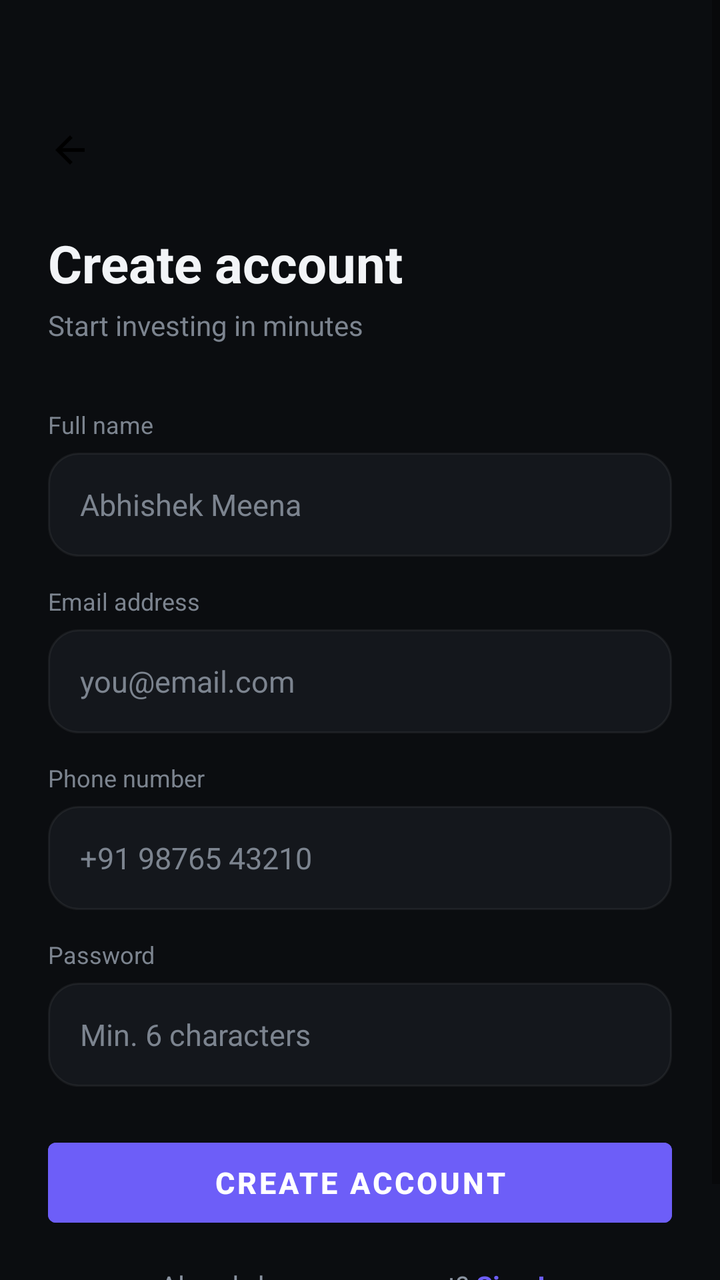
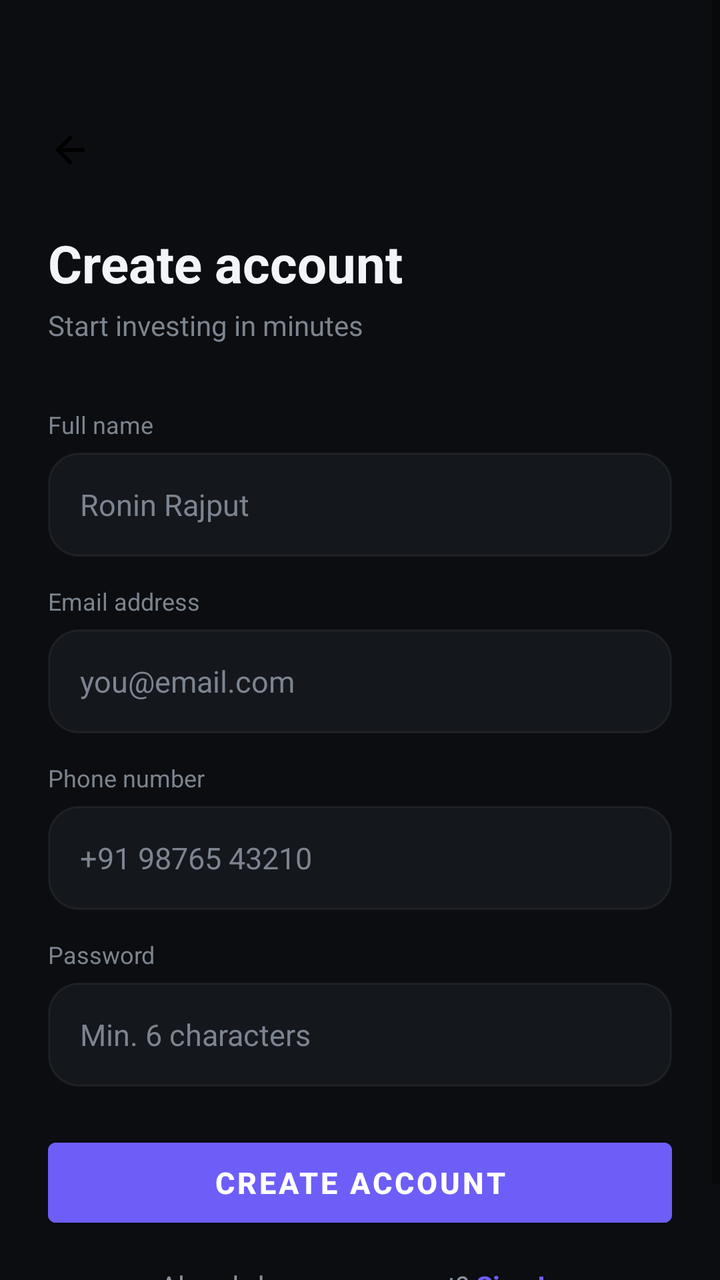

The first picture is an Android layout as it rendered before a commit; the second is the same layout after the commit. The layout source and the unified diff follow.
<!-- AndroidManifest.xml: application theme Theme.TradingApp -->
<!-- res/layout/activity_signup.xml -->
<?xml version="1.0" encoding="utf-8"?>
<ScrollView xmlns:android="http://schemas.android.com/apk/res/android"
    xmlns:app="http://schemas.android.com/apk/res-auto"
    android:layout_width="match_parent" android:layout_height="match_parent"
    android:background="@color/bg_surface" android:fillViewport="true">

    <androidx.constraintlayout.widget.ConstraintLayout
        android:layout_width="match_parent" android:layout_height="wrap_content"
        android:paddingStart="24dp" android:paddingEnd="24dp"
        android:paddingTop="64dp" android:paddingBottom="40dp">

        <ImageView android:id="@+id/ivBack"
            android:layout_width="22dp" android:layout_height="22dp"
            android:src="@drawable/ic_back" android:contentDescription="Back"
            app:layout_constraintTop_toTopOf="parent" app:layout_constraintStart_toStartOf="parent"/>

        <TextView android:id="@+id/tvTitle"
            android:layout_width="wrap_content" android:layout_height="wrap_content"
            android:text="Create account" android:textSize="26sp" android:textStyle="bold"
            android:textColor="@color/t100" android:layout_marginTop="28dp"
            app:layout_constraintTop_toBottomOf="@id/ivBack" app:layout_constraintStart_toStartOf="parent"/>

        <TextView android:layout_width="wrap_content" android:layout_height="wrap_content"
            android:text="Start investing in minutes" android:textSize="14sp" android:textColor="@color/t700"
            android:layout_marginTop="4dp" android:id="@+id/tvSub"
            app:layout_constraintTop_toBottomOf="@id/tvTitle" app:layout_constraintStart_toStartOf="parent"/>

        
        <TextView android:id="@+id/l1" android:layout_width="wrap_content" android:layout_height="wrap_content"
            android:text="Full name" android:textSize="12sp" android:textColor="@color/t700"
            android:layout_marginTop="32dp"
            app:layout_constraintTop_toBottomOf="@id/tvSub" app:layout_constraintStart_toStartOf="parent"/>
        <com.google.android.material.textfield.TextInputEditText android:id="@+id/etName"
            android:layout_width="match_parent" android:layout_height="52dp"
            android:hint="Abhishek Meena" android:textColorHint="@color/t700"
            android:textColor="@color/t100" android:textSize="15sp"
            android:inputType="textPersonName" android:background="@drawable/bg_card"
            android:paddingStart="16dp" android:paddingEnd="16dp" android:layout_marginTop="6dp"
            app:layout_constraintTop_toBottomOf="@id/l1"
            app:layout_constraintStart_toStartOf="parent" app:layout_constraintEnd_toEndOf="parent"/>

        
        <TextView android:id="@+id/l2" android:layout_width="wrap_content" android:layout_height="wrap_content"
            android:text="Email address" android:textSize="12sp" android:textColor="@color/t700"
            android:layout_marginTop="14dp"
            app:layout_constraintTop_toBottomOf="@id/etName" app:layout_constraintStart_toStartOf="parent"/>
        <com.google.android.material.textfield.TextInputEditText android:id="@+id/etEmail"
            android:layout_width="match_parent" android:layout_height="52dp"
            android:hint="you@email.com" android:textColorHint="@color/t700"
            android:textColor="@color/t100" android:textSize="15sp"
            android:inputType="textEmailAddress" android:background="@drawable/bg_card"
            android:paddingStart="16dp" android:paddingEnd="16dp" android:layout_marginTop="6dp"
            app:layout_constraintTop_toBottomOf="@id/l2"
            app:layout_constraintStart_toStartOf="parent" app:layout_constraintEnd_toEndOf="parent"/>

        
        <TextView android:id="@+id/l3" android:layout_width="wrap_content" android:layout_height="wrap_content"
            android:text="Phone number" android:textSize="12sp" android:textColor="@color/t700"
            android:layout_marginTop="14dp"
            app:layout_constraintTop_toBottomOf="@id/etEmail" app:layout_constraintStart_toStartOf="parent"/>
        <com.google.android.material.textfield.TextInputEditText android:id="@+id/etPhone"
            android:layout_width="match_parent" android:layout_height="52dp"
            android:hint="+91 98765 43210" android:textColorHint="@color/t700"
            android:textColor="@color/t100" android:textSize="15sp"
            android:inputType="phone" android:background="@drawable/bg_card"
            android:paddingStart="16dp" android:paddingEnd="16dp" android:layout_marginTop="6dp"
            app:layout_constraintTop_toBottomOf="@id/l3"
            app:layout_constraintStart_toStartOf="parent" app:layout_constraintEnd_toEndOf="parent"/>

        
        <TextView android:id="@+id/l4" android:layout_width="wrap_content" android:layout_height="wrap_content"
            android:text="Password" android:textSize="12sp" android:textColor="@color/t700"
            android:layout_marginTop="14dp"
            app:layout_constraintTop_toBottomOf="@id/etPhone" app:layout_constraintStart_toStartOf="parent"/>
        <com.google.android.material.textfield.TextInputEditText android:id="@+id/etPassword"
            android:layout_width="match_parent" android:layout_height="52dp"
            android:hint="Min. 6 characters" android:textColorHint="@color/t700"
            android:textColor="@color/t100" android:textSize="15sp"
            android:inputType="textPassword" android:background="@drawable/bg_card"
            android:paddingStart="16dp" android:paddingEnd="16dp" android:layout_marginTop="6dp"
            app:layout_constraintTop_toBottomOf="@id/l4"
            app:layout_constraintStart_toStartOf="parent" app:layout_constraintEnd_toEndOf="parent"/>

        
        <TextView android:id="@+id/tvError"
            android:layout_width="match_parent" android:layout_height="wrap_content"
            android:text="" android:textSize="12sp" android:textColor="@color/negative"
            android:visibility="gone" android:layout_marginTop="8dp"
            app:layout_constraintTop_toBottomOf="@id/etPassword"
            app:layout_constraintStart_toStartOf="parent"/>

        
        <Button android:id="@+id/btnSignup"
            android:layout_width="match_parent" android:layout_height="52dp"
            android:text="Create Account" android:textSize="15sp" android:textStyle="bold"
            android:textColor="#FFFFFF" android:backgroundTint="@color/accent"
            android:stateListAnimator="@null" android:layout_marginTop="22dp"
            app:layout_constraintTop_toBottomOf="@id/tvError"
            app:layout_constraintStart_toStartOf="parent" app:layout_constraintEnd_toEndOf="parent"/>

        <LinearLayout android:layout_width="wrap_content" android:layout_height="wrap_content"
            android:orientation="horizontal" android:gravity="center" android:layout_marginTop="16dp"
            app:layout_constraintTop_toBottomOf="@id/btnSignup"
            app:layout_constraintStart_toStartOf="parent" app:layout_constraintEnd_toEndOf="parent">
            <TextView android:layout_width="wrap_content" android:layout_height="wrap_content"
                android:text="Already have an account? " android:textSize="13.5sp" android:textColor="@color/t600"/>
            <TextView android:id="@+id/tvLogin" android:layout_width="wrap_content" android:layout_height="wrap_content"
                android:text="Sign In" android:textSize="13.5sp" android:textColor="@color/accent" android:textStyle="bold"/>
        </LinearLayout>

    </androidx.constraintlayout.widget.ConstraintLayout>
</ScrollView>
<!-- resources referenced by this layout -->
<resources>
  <color name="accent">#6D5EF8</color>
  <color name="bg_surface">#0B0D10</color>
  <color name="negative">#FF5C5C</color>
  <color name="t100">#F2F4F7</color>
  <color name="t600">#8A93A0</color>
  <color name="t700">#7C848F</color>
  <!-- drawable bg_card (drawable) -->
  <?xml version="1.0" encoding="utf-8"?>
  <shape xmlns:android="http://schemas.android.com/apk/res/android" android:shape="rectangle"><solid android:color="@color/bg_item"/><corners android:radius="15dp"/><stroke android:width="1dp" android:color="@color/div06"/></shape>
  <!-- drawable ic_back (drawable) -->
  <vector xmlns:android="http://schemas.android.com/apk/res/android"
      android:width="24dp"
      android:height="24dp"
      android:viewportWidth="24"
      android:viewportHeight="24">
    <path
        android:fillColor="#FF000000"
        android:pathData="M20,11H7.83l5.59,-5.59L12,4l-8,8 8,8 1.41,-1.41L7.83,13H20v-2z"/>
  </vector>
  <style name="Theme.TradingApp" parent="Theme.MaterialComponents.DayNight.NoActionBar">
          <item name="android:windowBackground">@color/bg_surface</item>
          <item name="android:statusBarColor">@color/bg_surface</item>
          <item name="android:windowLightStatusBar">false</item>
          <item name="android:navigationBarColor">@color/bg_nav</item>
          <item name="colorPrimary">@color/accent</item>
      </style>
  <color name="bg_item">#14171C</color>
  <color name="div06">#0FFFFFFF</color>
  <color name="bg_nav">#0E1116</color>
</resources>

<!-- the commit's change to res/layout/activity_signup.xml (unified diff, before → after) -->
@@ -32,7 +32,7 @@
             app:layout_constraintTop_toBottomOf="@id/tvSub" app:layout_constraintStart_toStartOf="parent"/>
         <com.google.android.material.textfield.TextInputEditText android:id="@+id/etName"
             android:layout_width="match_parent" android:layout_height="52dp"
-            android:hint="Abhishek Meena" android:textColorHint="@color/t700"
+            android:hint="Ronin Rajput" android:textColorHint="@color/t700"
             android:textColor="@color/t100" android:textSize="15sp"
             android:inputType="textPersonName" android:background="@drawable/bg_card"
             android:paddingStart="16dp" android:paddingEnd="16dp" android:layout_marginTop="6dp"
